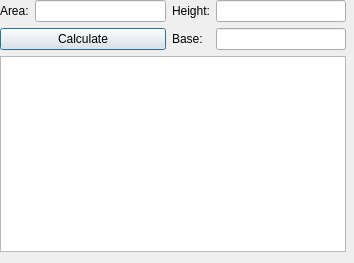
First picture: the form in src/gui/triangle_perimeter.ui, repository ayham-1/upperLowerBounds, before the edit.
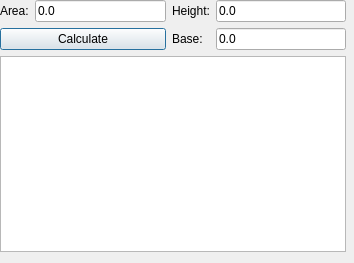
Second picture: the form after the edit.

The edit to the form file:
```diff
--- a/src/gui/triangle_perimeter.ui
+++ b/src/gui/triangle_perimeter.ui
@@ -33,7 +33,11 @@
        </widget>
       </item>
       <item row="0" column="1">
-       <widget class="QLineEdit" name="areaText"/>
+       <widget class="QLineEdit" name="areaText">
+        <property name="text">
+         <string>0.0</string>
+        </property>
+       </widget>
       </item>
       <item row="0" column="2">
        <widget class="QLabel" name="label_2">
@@ -43,7 +47,11 @@
        </widget>
       </item>
       <item row="0" column="3">
-       <widget class="QLineEdit" name="heightText"/>
+       <widget class="QLineEdit" name="heightText">
+        <property name="text">
+         <string>0.0</string>
+        </property>
+       </widget>
       </item>
       <item row="1" column="0" colspan="2">
        <widget class="QPushButton" name="calculateBtn">
@@ -60,7 +68,11 @@
        </widget>
       </item>
       <item row="1" column="3">
-       <widget class="QLineEdit" name="baseText"/>
+       <widget class="QLineEdit" name="baseText">
+        <property name="text">
+         <string>0.0</string>
+        </property>
+       </widget>
       </item>
      </layout>
     </item>
```
